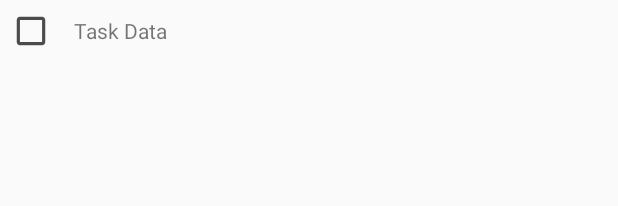
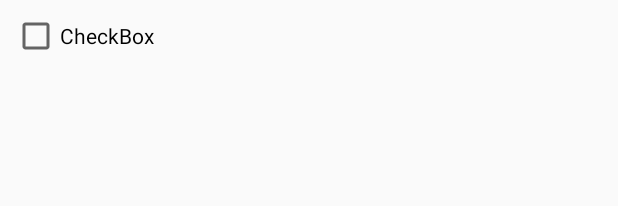
Before and after one commit to maanas-talwar/ToDo-List, an Android app: the layout list_item_task.xml on its own in the app's theme, with its tools: preview values and no code run, on a phone screen of 412 x 824 dp. Shown: the top 206 px of the screen. Run offline under Robolectric (Android 15) with nearby library versions, the phone set to English and light mode, and no system bars.

Commit message:
Added interactive checkboxes: app running: 	Fix: state of boxes not saved

```diff
--- a/app/src/main/java/com/example/todozzz/ui/masterList/MasterListEntityAdapter.kt
+++ b/app/src/main/java/com/example/todozzz/ui/masterList/MasterListEntityAdapter.kt
@@ -3,7 +3,6 @@ package com.example.todozzz.ui.masterList
 import android.view.LayoutInflater
 import android.view.View
 import android.view.ViewGroup
-import android.widget.ImageView
 import android.widget.TextView
 import androidx.recyclerview.widget.RecyclerView
 import com.example.todozzz.R
@@ -11,8 +10,7 @@ import com.example.todozzz.database.MasterListEntity
 
 class MasterListEntityAdapter: RecyclerView.Adapter<MasterListEntityAdapter.ViewHolder> () {
     class ViewHolder(itemView: View) : RecyclerView.ViewHolder(itemView){
-        val taskData: TextView = itemView.findViewById(R.id.task_data)
-        val deleteTaskIcon: ImageView = itemView.findViewById(R.id.done_task_icon)
+        val taskData: TextView = itemView.findViewById(R.id.task_checkBox)
     }
 
     var data =  listOf<MasterListEntity>()
@@ -26,7 +24,6 @@ class MasterListEntityAdapter: RecyclerView.Adapter<MasterListEntityAdapter.View
         val item = data[position]
         val res = holder.itemView.context.resources
         holder.taskData.text = item.taskInfo
-        holder.deleteTaskIcon.setImageResource(R.drawable.checkbox_icon)
     }
 
     override fun onCreateViewHolder(
--- a/app/src/main/java/com/example/todozzz/ui/masterList/MasterListViewModel.kt
+++ b/app/src/main/java/com/example/todozzz/ui/masterList/MasterListViewModel.kt
@@ -25,30 +25,10 @@ class MasterListViewModel(
     val taskString = Transformations.map(allTasks) { allTasks ->
         formatTasks(allTasks, application.resources)
     }
-//    private var LatestTask = MutableLiveData<MasterListEntity?>()
-//    init {
-//        initializeTask()
-//    }
-//    private fun initializeTask() {
-//        uiScope.launch {
-//            LatestTask.value = getLatestTaskFromDatabase()
-//        }
-//    }
-//    private suspend fun getLatestTaskFromDatabase(): MasterListEntity? {
-//        return withContext(Dispatchers.IO) {
-//            var task = database.getLatestTask()
-//            if (task?.taskInfo != "") {
-//                task = null
-//            }
-//            task
-//        }
-//    }
 
     fun addTask(task: String) {
         uiScope.launch {
-            Log.v("TAG", "Inside addTask")
             var newTask = MasterListEntity(taskInfo = task)
-//            newTask.taskInfo = task_name
             insert(newTask)
         }
     }
--- a/app/src/main/res/layout/list_item_task.xml
+++ b/app/src/main/res/layout/list_item_task.xml
@@ -5,30 +5,16 @@
     android:layout_width="match_parent"
     android:layout_height="wrap_content">
 
-    <ImageView
-        android:id="@+id/done_task_icon"
-        android:layout_width="25dp"
-        android:layout_height="25dp"
+    <CheckBox
+        android:id="@+id/task_checkBox"
+        android:layout_width="0dp"
+        android:layout_height="wrap_content"
         android:layout_marginStart="8dp"
         android:layout_marginTop="8dp"
-        android:layout_marginBottom="8dp"
+        android:layout_marginEnd="8dp"
         app:layout_constraintBottom_toBottomOf="parent"
+        app:layout_constraintEnd_toEndOf="parent"
         app:layout_constraintStart_toStartOf="parent"
         app:layout_constraintTop_toTopOf="parent"
-        tools:srcCompat="@drawable/checkbox_icon" />
-
-    <TextView
-        android:id="@+id/task_data"
-        android:layout_width="0dp"
-        android:layout_height="20dp"
-        android:layout_marginStart="16dp"
-        android:layout_marginTop="8dp"
-        android:layout_marginEnd="8dp"
-        android:layout_marginBottom="8dp"
-        app:layout_constraintBottom_toBottomOf="parent"
-        app:layout_constraintEnd_toEndOf="parent"
-        app:layout_constraintStart_toEndOf="@+id/done_task_icon"
-        app:layout_constraintTop_toTopOf="parent"
-        tools:text="Task Data" />
-
+        tools:text="CheckBox" />
 </androidx.constraintlayout.widget.ConstraintLayout>
```
